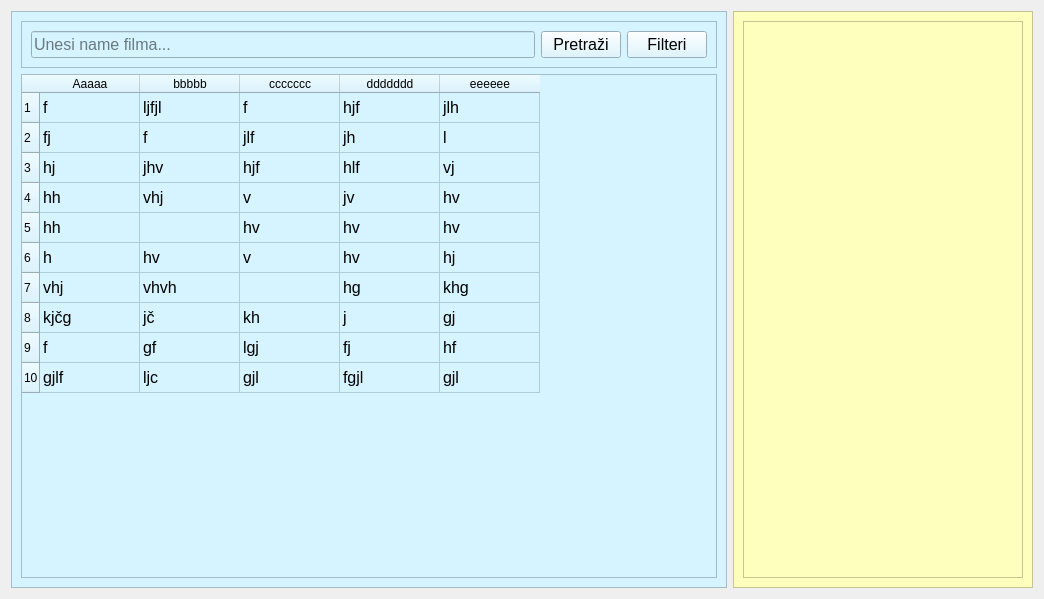
MihajloMilojevic/FTN, file I_godina/I_semestar/Osnove_Programiranja/Projekat/Screens/Films/FilmsScreenDesign.ui: the form before one commit.
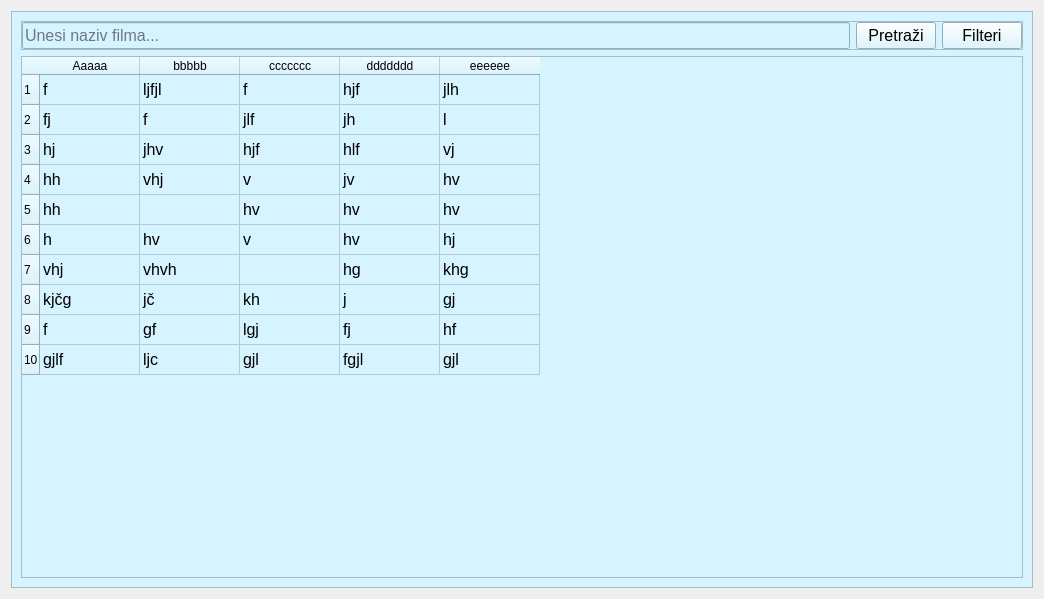
The form after the commit.

Commit message: films screen

The edit to the form file:
```diff
--- a/I_godina/I_semestar/Osnove_Programiranja/Projekat/Screens/Films/FilmsScreenDesign.ui
+++ b/I_godina/I_semestar/Osnove_Programiranja/Projekat/Screens/Films/FilmsScreenDesign.ui
@@ -53,6 +53,18 @@
            <enum>QFrame::Raised</enum>
           </property>
           <layout class="QHBoxLayout" name="horizontalLayout_3">
+           <property name="leftMargin">
+            <number>0</number>
+           </property>
+           <property name="topMargin">
+            <number>0</number>
+           </property>
+           <property name="rightMargin">
+            <number>0</number>
+           </property>
+           <property name="bottomMargin">
+            <number>0</number>
+           </property>
            <item>
             <widget class="QLineEdit" name="lineEdit">
              <property name="font">
@@ -61,7 +73,7 @@
               </font>
              </property>
              <property name="placeholderText">
-              <string>Unesi name filma...</string>
+              <string>Unesi naziv filma...</string>
              </property>
             </widget>
            </item>
@@ -435,61 +447,6 @@
        </layout>
       </widget>
      </item>
-     <item>
-      <widget class="QFrame" name="frame">
-       <property name="minimumSize">
-        <size>
-         <width>300</width>
-         <height>0</height>
-        </size>
-       </property>
-       <property name="maximumSize">
-        <size>
-         <width>300</width>
-         <height>16777215</height>
-        </size>
-       </property>
-       <property name="font">
-        <font>
-         <pointsize>12</pointsize>
-        </font>
-       </property>
-       <property name="styleSheet">
-        <string notr="true">background-color: rgb(255, 255, 189)</string>
-       </property>
-       <property name="frameShape">
-        <enum>QFrame::StyledPanel</enum>
-       </property>
-       <property name="frameShadow">
-        <enum>QFrame::Raised</enum>
-       </property>
-       <layout class="QVBoxLayout" name="verticalLayout">
-        <item>
-         <widget class="QScrollArea" name="scrollArea">
-          <property name="font">
-           <font>
-            <pointsize>12</pointsize>
-           </font>
-          </property>
-          <property name="widgetResizable">
-           <bool>true</bool>
-          </property>
-          <widget class="QWidget" name="scrollAreaWidgetContents">
-           <property name="geometry">
-            <rect>
-             <x>0</x>
-             <y>0</y>
-             <width>274</width>
-             <height>549</height>
-            </rect>
-           </property>
-           <layout class="QVBoxLayout" name="verticalLayout_3"/>
-          </widget>
-         </widget>
-        </item>
-       </layout>
-      </widget>
-     </item>
     </layout>
    </item>
   </layout>
```
The commit also changes 37 other files.
